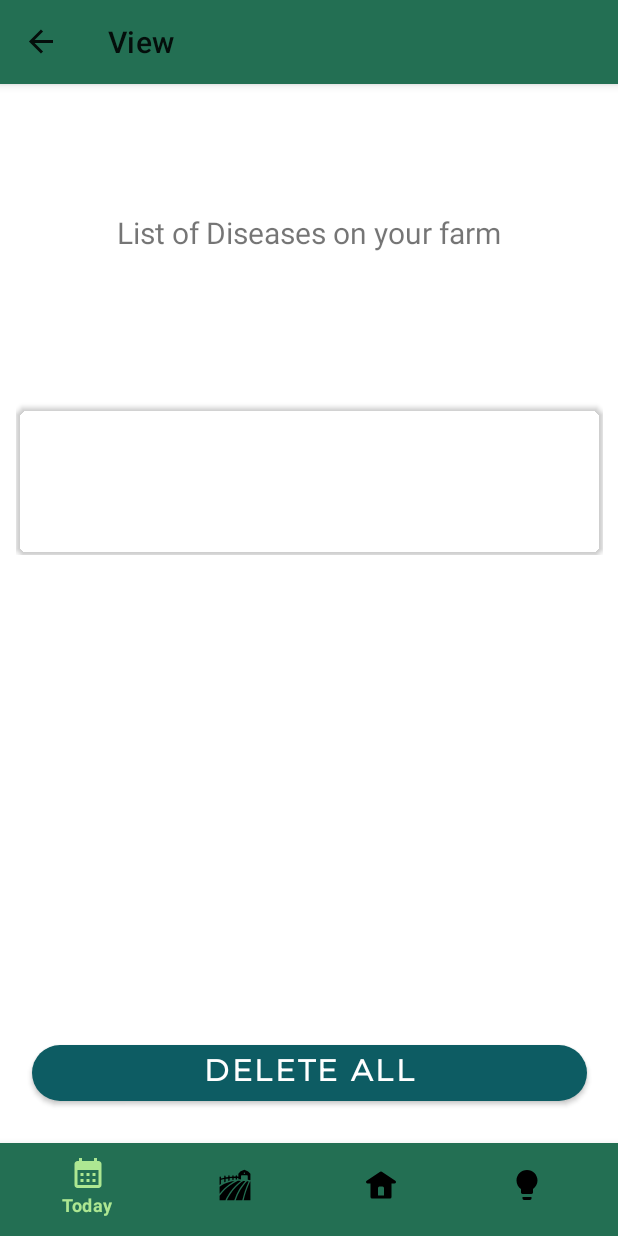
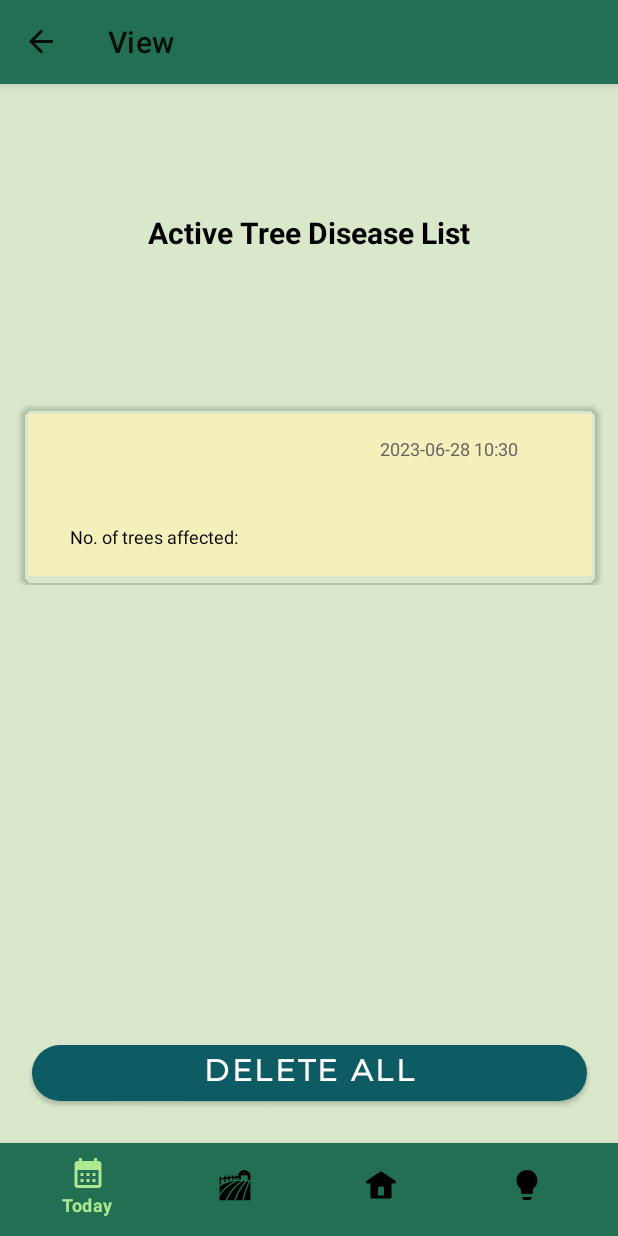
Before and after one commit to qfmtgalon/HappyTree_Project, an Android app: the ViewFragment screen opened through its navigation route, on a phone screen of 412 x 824 dp. Run offline under Robolectric (Android 15) with nearby library versions, the phone set to English and light mode, and no system bars; our stand-ins replace Room's generated code, navigation-ui.

Commit message:
Major changes before adding drop drop menu

```diff
--- a/app/src/main/java/com/example/happytree/ViewFragment.kt
+++ b/app/src/main/java/com/example/happytree/ViewFragment.kt
@@ -1,6 +1,5 @@
 package com.example.happytree
 
-import FarmAdapter
 import android.app.AlertDialog
 import android.os.Bundle
 import android.view.LayoutInflater
@@ -13,6 +12,7 @@ import androidx.lifecycle.ViewModelProvider
 import androidx.navigation.fragment.findNavController
 import androidx.recyclerview.widget.GridLayoutManager
 import com.example.happytree.database.FarmDatabase.Farm
+import com.example.happytree.database.FarmDatabase.FarmAdapter
 import com.example.happytree.database.FarmDatabase.FarmViewModel
 import com.example.happytree.databinding.FragmentViewBinding
 
--- a/app/src/main/java/com/example/happytree/database/FarmDatabase/Farm.kt
+++ b/app/src/main/java/com/example/happytree/database/FarmDatabase/Farm.kt
@@ -17,5 +17,7 @@ data class Farm(
     @ColumnInfo(name = "numberOfTrees")
     val numberOfTrees: String,
     @ColumnInfo(name = "dateTime")
-    val dateTime: String
+    val dateTime: String,
+    @ColumnInfo(name= "variant")
+    val variant: String
 ) : Parcelable
--- a/app/src/main/java/com/example/happytree/database/FarmDatabase/FarmAdapter.kt
+++ b/app/src/main/java/com/example/happytree/database/FarmDatabase/FarmAdapter.kt
@@ -1,3 +1,5 @@
+package com.example.happytree.database.FarmDatabase
+
 import android.graphics.Outline
 import android.os.Build
 import android.view.LayoutInflater
@@ -9,7 +11,6 @@ import androidx.annotation.RequiresApi
 import androidx.cardview.widget.CardView
 import androidx.recyclerview.widget.RecyclerView
 import com.example.happytree.R
-import com.example.happytree.database.FarmDatabase.Farm
 
 class FarmAdapter : RecyclerView.Adapter<FarmAdapter.MyViewHolder>() {
 
@@ -28,6 +29,7 @@ class FarmAdapter : RecyclerView.Adapter<FarmAdapter.MyViewHolder>() {
         val cardView: CardView = itemView.findViewById(R.id.cv)
         val diseaseTextView: TextView = itemView.findViewById(R.id.txtDisease)
         val dateTextView: TextView = itemView.findViewById(R.id.txtDate)
+        val variantTextView: TextView = itemView.findViewById(R.id.txtVariant)
         val numTreeTextView: TextView = itemView.findViewById(R.id.txtNumTree)
 
         init {
@@ -61,7 +63,8 @@ class FarmAdapter : RecyclerView.Adapter<FarmAdapter.MyViewHolder>() {
 
         holder.diseaseTextView.text = currentItem.disease
         holder.dateTextView.text = currentItem.dateTime
-        holder.numTreeTextView.text = currentItem.numberOfTrees.toString()
+        holder.variantTextView.text = currentItem.variant
+        holder.numTreeTextView.text = "No. of trees affected: ${currentItem.numberOfTrees}"
         holder.cardView.setOnClickListener {
             onItemClickListener?.onItemClick(currentItem)
         }
--- a/app/src/main/java/com/example/happytree/database/FarmDatabase/FarmDatabase.kt
+++ b/app/src/main/java/com/example/happytree/database/FarmDatabase/FarmDatabase.kt
@@ -5,7 +5,7 @@ import androidx.room.Database
 import androidx.room.Room
 import androidx.room.RoomDatabase
 
-@Database(entities = [Farm::class], version = 2, exportSchema = false)
+@Database(entities = [Farm::class], version = 1, exportSchema = false)
 abstract class FarmDatabase: RoomDatabase(){
     abstract fun FarmDao(): FarmDao
 
--- a/app/src/main/res/layout/fragment_view.xml
+++ b/app/src/main/res/layout/fragment_view.xml
@@ -1,9 +1,11 @@
 <?xml version="1.0" encoding="utf-8"?>
 <androidx.constraintlayout.widget.ConstraintLayout xmlns:android="http://schemas.android.com/apk/res/android"
+    xmlns:app="http://schemas.android.com/apk/res-auto"
     xmlns:tools="http://schemas.android.com/tools"
     android:layout_width="match_parent"
     android:layout_height="match_parent"
-    xmlns:app="http://schemas.android.com/apk/res-auto"
+    android:background="#D9E7CB"
+    android:outlineProvider="paddedBounds"
     tools:context=".ViewFragment">
 
     <TextView
@@ -12,8 +14,10 @@
         android:layout_height="wrap_content"
         android:layout_marginTop="1dp"
         android:layout_marginBottom="1dp"
-        android:text="List of Diseases on your farm"
+        android:text="Active Tree Disease List"
+        android:textColor="#000000"
         android:textSize="20sp"
+        android:textStyle="bold"
         app:layout_constraintBottom_toTopOf="@+id/recycleone"
         app:layout_constraintEnd_toEndOf="parent"
         app:layout_constraintStart_toStartOf="parent"
@@ -25,6 +29,8 @@
         android:layout_height="353dp"
         android:layout_marginStart="16dp"
         android:layout_marginEnd="16dp"
+        android:background="#D9E7CB"
+        android:fadeScrollbars="true"
         app:layout_constraintBottom_toTopOf="@+id/btnDeleteAll"
         app:layout_constraintEnd_toEndOf="parent"
         app:layout_constraintStart_toStartOf="parent"
--- a/app/src/main/res/layout/recyclelayout.xml
+++ b/app/src/main/res/layout/recyclelayout.xml
@@ -7,8 +7,8 @@
 
     <androidx.cardview.widget.CardView
         android:id="@+id/cv"
-        android:layout_width="match_parent"
-        android:layout_height="100dp"
+        android:layout_width="385dp"
+        android:layout_height="120dp"
         android:layout_marginTop="16dp"
         android:elevation="2dp"
         app:cardBackgroundColor="@android:color/white"
@@ -21,39 +21,62 @@
 
         <androidx.constraintlayout.widget.ConstraintLayout
             android:layout_width="match_parent"
-            android:layout_height="match_parent">
+            android:layout_height="match_parent"
+            android:background="@color/colorOnPrimaryContainer">
 
             <TextView
                 android:id="@+id/txtDisease"
-                android:layout_width="wrap_content"
-                android:layout_height="wrap_content"
-                android:layout_marginStart="45dp"
-                android:layout_marginTop="32dp"
-                android:layout_marginBottom="14dp"
-                android:text="TextView"
-                app:layout_constraintBottom_toTopOf="@+id/txtDate"
+                android:layout_width="138dp"
+                android:layout_height="21dp"
+                android:layout_marginStart="28dp"
+                android:layout_marginTop="16dp"
+                android:capitalize="characters"
+                android:minHeight="48dp"
+                android:text="Disease"
+                android:textColor="#000000"
+                android:textStyle="bold"
                 app:layout_constraintStart_toStartOf="parent"
                 app:layout_constraintTop_toTopOf="parent" />
 
             <TextView
-                android:id="@+id/txtDate"
-                android:layout_width="wrap_content"
-                android:layout_height="wrap_content"
-                android:layout_marginStart="52dp"
-                android:layout_marginBottom="16dp"
-                android:text="TextView"
-                app:layout_constraintBottom_toBottomOf="parent"
-                app:layout_constraintStart_toStartOf="parent" />
+                android:id="@+id/txtVariant"
+                android:layout_width="138dp"
+                android:layout_height="20dp"
+                android:layout_marginStart="28dp"
+                android:layout_marginTop="8dp"
+                android:layout_marginEnd="290dp"
+                android:text="Variant"
+                android:textColor="#000000"
+                android:textStyle="italic"
+                app:layout_constraintEnd_toEndOf="parent"
+                app:layout_constraintHorizontal_bias="0.0"
+                app:layout_constraintStart_toStartOf="parent"
+                app:layout_constraintTop_toBottomOf="@+id/txtDisease" />
 
             <TextView
                 android:id="@+id/txtNumTree"
-                android:layout_width="wrap_content"
-                android:layout_height="wrap_content"
-                android:layout_marginEnd="108dp"
-                android:layout_marginBottom="16dp"
-                android:text="TextView"
+                android:layout_width="141dp"
+                android:layout_height="19dp"
+                android:layout_marginStart="28dp"
+                android:layout_marginTop="8dp"
+                android:text="No. of trees affected: "
+                android:textColor="#000000"
+                android:textSize="12dp"
+                app:layout_constraintStart_toStartOf="parent"
+                app:layout_constraintTop_toBottomOf="@+id/txtVariant" />
+
+            <TextView
+                android:id="@+id/txtDate"
+                android:layout_width="117dp"
+                android:layout_height="21dp"
+                android:layout_marginEnd="24dp"
+                android:layout_marginBottom="72dp"
+                android:text="Date and Time"
+                android:textColor="#676363"
+                android:textSize="12sp"
                 app:layout_constraintBottom_toBottomOf="parent"
                 app:layout_constraintEnd_toEndOf="parent" />
+
         </androidx.constraintlayout.widget.ConstraintLayout>
     </androidx.cardview.widget.CardView>
 </androidx.constraintlayout.widget.ConstraintLayout>
--- a/app/src/main/res/values/strings.xml
+++ b/app/src/main/res/values/strings.xml
@@ -21,6 +21,7 @@
     <string name="disease">Disease</string>
     <string name="dateTime">Date and Time</string>
     <string name="numTree">No. of Trees</string>
+    <string name="txtDescrip">No. of trees affected: </string>
 
 
 </resources>
```
Also changed, not shown: app/src/main/java/com/example/happytree/InputFragment.kt (+14 -7 lines), app/src/main/java/com/example/happytree/UpdateFragment.kt (+17 -15 lines), app/src/main/res/layout/fragment_input.xml (+37 -9 lines), app/src/main/res/layout/fragment_update.xml (+67 -23 lines), app/src/main/res/values/variant_options.xml (added, +11 -0 lines).
